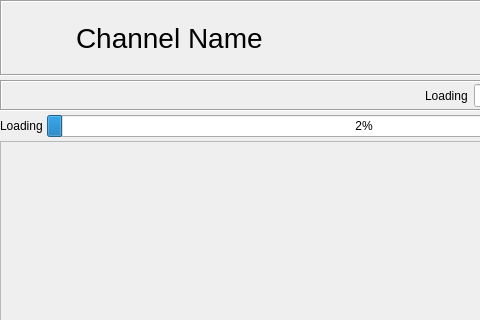
First picture: the form in retroshare-gui/src/gui/gxschannels/GxsChannelPostsWidget.ui, repository RetroShare/RetroShare, before the edit; both pictures show x 0 to 480 and y 0 to 320 of the 681 by 465 pixel window.
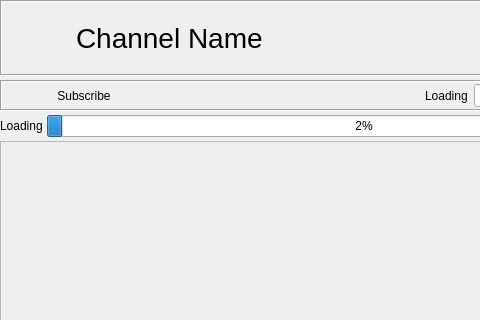
Second picture: the form after the edit. Icons and pictures are not drawn. Custom widgets are drawn as their Qt base class.

Commit message: Added new base class for a subscribe button - SubscribeToolButton. Added subscribe and auto-download button to channel dialog.

What changed in the file:
```diff
--- a/retroshare-gui/src/gui/gxschannels/GxsChannelPostsWidget.ui
+++ b/retroshare-gui/src/gui/gxschannels/GxsChannelPostsWidget.ui
@@ -123,6 +123,22 @@
         </property>
        </widget>
       </item>
+      <item>
+       <widget class="SubscribeToolButton" name="subscribeToolButton">
+        <property name="sizePolicy">
+         <sizepolicy hsizetype="Fixed" vsizetype="Preferred">
+          <horstretch>0</horstretch>
+          <verstretch>0</verstretch>
+         </sizepolicy>
+        </property>
+        <property name="text">
+         <string notr="true">Subscribe</string>
+        </property>
+        <property name="autoRaise">
+         <bool>true</bool>
+        </property>
+       </widget>
+      </item>
       <item>
        <spacer name="horizontalSpacer">
         <property name="orientation">
@@ -253,6 +269,11 @@
    <extends>QLineEdit</extends>
    <header location="global">gui/common/LineEditClear.h</header>
   </customwidget>
+  <customwidget>
+   <class>SubscribeToolButton</class>
+   <extends>QToolButton</extends>
+   <header>gui/Common/SubscribeToolButton.h</header>
+  </customwidget>
  </customwidgets>
  <resources>
   <include location="../images.qrc"/>
```
Left out of the diff: 16 changed lines with no effect on the pictures. The commit also changes 9 other files.
